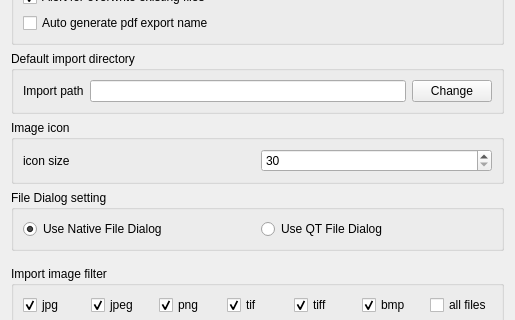
Old version of the form src/app_setting.ui in the repository rishabh3354/JPG2PDF; both pictures show x 0 to 515 and y 114 to 434 of the 515 by 619 pixel window.
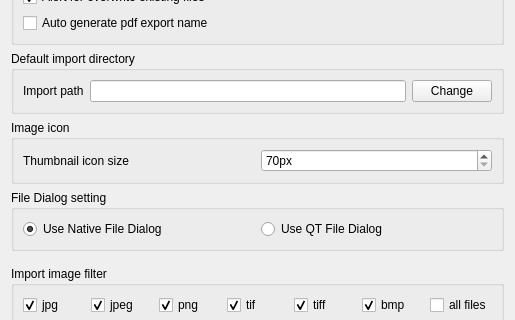
New version of the form.

Commit message: app setting part completed

Patch:
```diff
--- a/src/app_setting.ui
+++ b/src/app_setting.ui
@@ -152,18 +152,27 @@
             <property name="focusPolicy">
              <enum>Qt::ClickFocus</enum>
             </property>
+            <property name="wrapping">
+             <bool>false</bool>
+            </property>
+            <property name="suffix">
+             <string>px</string>
+            </property>
+            <property name="prefix">
+             <string/>
+            </property>
             <property name="minimum">
-             <number>30</number>
+             <number>70</number>
             </property>
             <property name="maximum">
-             <number>200</number>
+             <number>110</number>
             </property>
            </widget>
           </item>
           <item row="0" column="0">
            <widget class="QLabel" name="label_2">
             <property name="text">
-             <string>icon size</string>
+             <string>Thumbnail icon size</string>
             </property>
            </widget>
           </item>
```
The commit also changes 4 other files.
